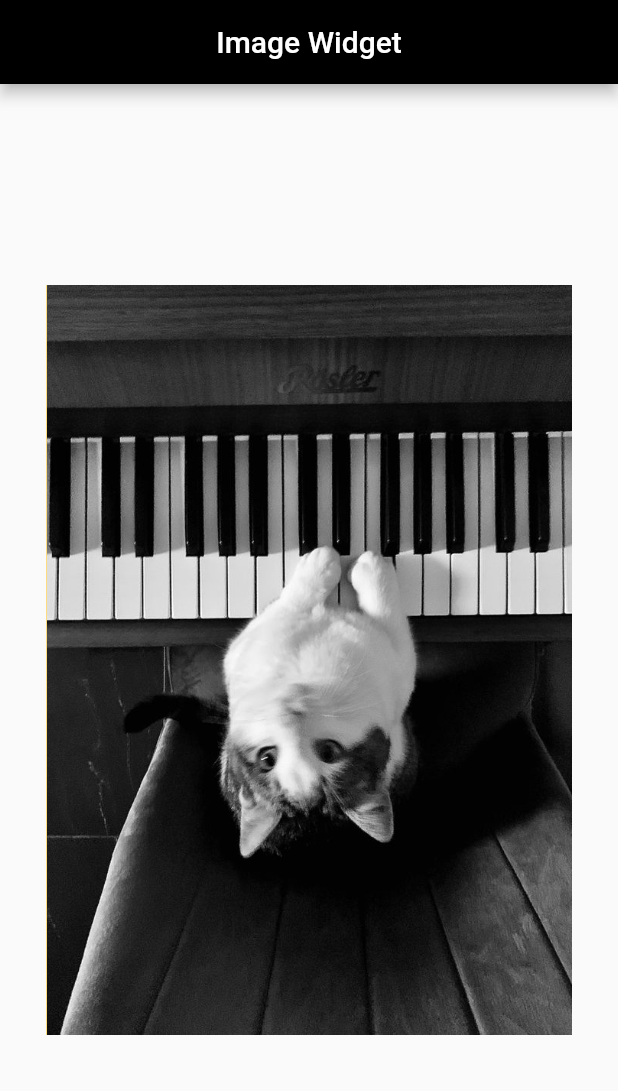
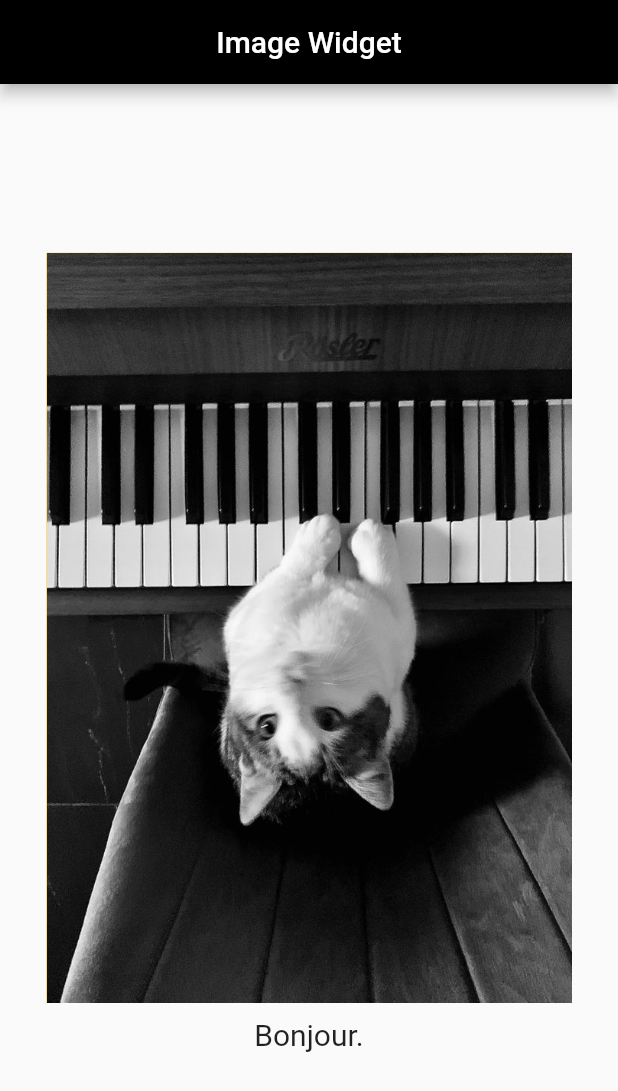
Before and after one commit to etther/Pemrograman_Flutter, a Flutter app: the screen it shows after launch, on a phone screen of 412 x 824 dp. Shown: the top 1091 px of the screen. Run offline on Flutter 3.47's test engine with Material 2 defaults, Android fonts, the phone set to English and light mode, and no system bars.

Commit message:
Widget image

```diff
--- a/image_widget/lib/main.dart
+++ b/image_widget/lib/main.dart
@@ -15,15 +15,31 @@ class MyApp extends StatelessWidget {
           centerTitle: true,
         ),
         body: Center(
-          child: Container(
-            width: 350,
-            height: 500,
-            color: Colors.amber,
-            child:
-                Image(fit: BoxFit.cover, image: AssetImage("images/Cat.jpeg")),
+          child: Column(
+            mainAxisAlignment: MainAxisAlignment.center,
+            children: [
+              // Container untuk gambar
+              Container(
+                width: 350,
+                height: 500,
+                color: Colors.amber,
+                child: Image(
+                    fit: BoxFit.cover, image: AssetImage("images/Cat.jpeg")),
+              ),
+
+              // Container untuk teks
+              Container(
+                padding: EdgeInsets.all(10),
+                child: Text(
+                  "Bonjour.",
+                  style: TextStyle(fontSize: 20),
+                ),
+              ),
+            ],
           ),
         ),
       ),
+      debugShowCheckedModeBanner: false,
     );
   }
 }
```
